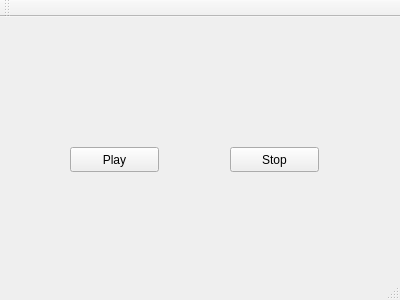
Above: MusicPlayer/frmmain.ui from smwolfskill/MusicPlayer before the change. Below: the same form after it.
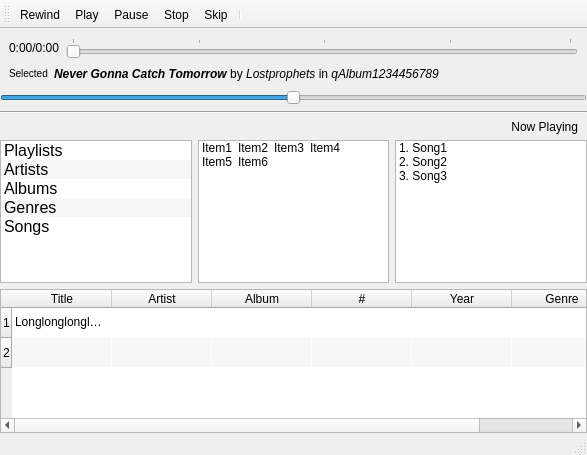
That is the form after the change. Icons and pictures are not drawn.

Commit message: UI basics done. Need contextmenu implement + playlist editing

```diff
--- a/MusicPlayer/frmmain.ui
+++ b/MusicPlayer/frmmain.ui
@@ -6,40 +6,486 @@
    <rect>
     <x>0</x>
     <y>0</y>
-    <width>400</width>
-    <height>300</height>
+    <width>587</width>
+    <height>455</height>
    </rect>
   </property>
   <property name="windowTitle">
    <string>frmMain</string>
   </property>
   <widget class="QWidget" name="centralWidget">
-   <widget class="QPushButton" name="btnPlay">
-    <property name="geometry">
-     <rect>
-      <x>70</x>
-      <y>130</y>
-      <width>89</width>
-      <height>25</height>
-     </rect>
+   <property name="enabled">
+    <bool>true</bool>
+   </property>
+   <layout class="QVBoxLayout" name="vlFrmMain">
+    <property name="leftMargin">
+     <number>0</number>
     </property>
-    <property name="text">
-     <string>Play</string>
+    <property name="topMargin">
+     <number>0</number>
     </property>
-   </widget>
-   <widget class="QPushButton" name="btnStop">
-    <property name="geometry">
-     <rect>
-      <x>230</x>
-      <y>130</y>
-      <width>89</width>
-      <height>25</height>
-     </rect>
+    <property name="rightMargin">
+     <number>0</number>
     </property>
-    <property name="text">
-     <string>Stop</string>
+    <property name="bottomMargin">
+     <number>0</number>
     </property>
-   </widget>
+    <item>
+     <layout class="QHBoxLayout" name="hlPlayback">
+      <property name="leftMargin">
+       <number>9</number>
+      </property>
+      <property name="topMargin">
+       <number>9</number>
+      </property>
+      <property name="rightMargin">
+       <number>9</number>
+      </property>
+      <property name="bottomMargin">
+       <number>0</number>
+      </property>
+      <item>
+       <widget class="QLabel" name="lblPlaybackTime">
+        <property name="text">
+         <string>0:00/0:00</string>
+        </property>
+        <property name="textFormat">
+         <enum>Qt::AutoText</enum>
+        </property>
+        <property name="textInteractionFlags">
+         <set>Qt::NoTextInteraction</set>
+        </property>
+       </widget>
+      </item>
+      <item>
+       <widget class="QSlider" name="sliPlayback">
+        <property name="tracking">
+         <bool>true</bool>
+        </property>
+        <property name="orientation">
+         <enum>Qt::Horizontal</enum>
+        </property>
+        <property name="tickPosition">
+         <enum>QSlider::TicksAbove</enum>
+        </property>
+        <property name="tickInterval">
+         <number>25</number>
+        </property>
+       </widget>
+      </item>
+     </layout>
+    </item>
+    <item>
+     <layout class="QHBoxLayout" name="hlNowPlaying">
+      <property name="leftMargin">
+       <number>9</number>
+      </property>
+      <property name="topMargin">
+       <number>0</number>
+      </property>
+      <property name="rightMargin">
+       <number>9</number>
+      </property>
+      <item>
+       <widget class="QLabel" name="lblPlaybackStatus">
+        <property name="sizePolicy">
+         <sizepolicy hsizetype="Preferred" vsizetype="Preferred">
+          <horstretch>0</horstretch>
+          <verstretch>0</verstretch>
+         </sizepolicy>
+        </property>
+        <property name="minimumSize">
+         <size>
+          <width>0</width>
+          <height>20</height>
+         </size>
+        </property>
+        <property name="text">
+         <string>&lt;font size=&quot;2&quot;&gt;Selected&lt;/font&gt;</string>
+        </property>
+        <property name="alignment">
+         <set>Qt::AlignLeading|Qt::AlignLeft|Qt::AlignVCenter</set>
+        </property>
+       </widget>
+      </item>
+      <item>
+       <widget class="QLabel" name="lblNowPlaying">
+        <property name="sizePolicy">
+         <sizepolicy hsizetype="Expanding" vsizetype="Preferred">
+          <horstretch>0</horstretch>
+          <verstretch>0</verstretch>
+         </sizepolicy>
+        </property>
+        <property name="text">
+         <string>&lt;i&gt;&lt;b&gt;Never Gonna Catch Tomorrow&lt;/b&gt;&lt;/i&gt; by &lt;i&gt;Lostprophets&lt;/i&gt; in &lt;i&gt;qAlbum1234456789&lt;/i&gt;</string>
+        </property>
+        <property name="alignment">
+         <set>Qt::AlignLeading|Qt::AlignLeft|Qt::AlignVCenter</set>
+        </property>
+       </widget>
+      </item>
+     </layout>
+    </item>
+    <item>
+     <widget class="QSlider" name="sliVolume">
+      <property name="sizePolicy">
+       <sizepolicy hsizetype="Preferred" vsizetype="Fixed">
+        <horstretch>0</horstretch>
+        <verstretch>0</verstretch>
+       </sizepolicy>
+      </property>
+      <property name="toolTip">
+       <string>Volume (50)</string>
+      </property>
+      <property name="maximum">
+       <number>100</number>
+      </property>
+      <property name="value">
+       <number>50</number>
+      </property>
+      <property name="sliderPosition">
+       <number>50</number>
+      </property>
+      <property name="orientation">
+       <enum>Qt::Horizontal</enum>
+      </property>
+     </widget>
+    </item>
+    <item>
+     <widget class="Line" name="line">
+      <property name="orientation">
+       <enum>Qt::Horizontal</enum>
+      </property>
+     </widget>
+    </item>
+    <item>
+     <layout class="QHBoxLayout" name="hlMenuDesc">
+      <property name="leftMargin">
+       <number>9</number>
+      </property>
+      <property name="topMargin">
+       <number>0</number>
+      </property>
+      <property name="rightMargin">
+       <number>9</number>
+      </property>
+      <item>
+       <widget class="QLabel" name="lblCurrentPlaylist">
+        <property name="text">
+         <string>Now Playing</string>
+        </property>
+        <property name="alignment">
+         <set>Qt::AlignRight|Qt::AlignTrailing|Qt::AlignVCenter</set>
+        </property>
+       </widget>
+      </item>
+     </layout>
+    </item>
+    <item>
+     <layout class="QHBoxLayout" name="hlMenus">
+      <property name="topMargin">
+       <number>0</number>
+      </property>
+      <item>
+       <widget class="QListWidget" name="lstCategories">
+        <property name="sizePolicy">
+         <sizepolicy hsizetype="Minimum" vsizetype="Expanding">
+          <horstretch>0</horstretch>
+          <verstretch>0</verstretch>
+         </sizepolicy>
+        </property>
+        <property name="minimumSize">
+         <size>
+          <width>100</width>
+          <height>0</height>
+         </size>
+        </property>
+        <property name="font">
+         <font>
+          <pointsize>12</pointsize>
+          <weight>50</weight>
+          <italic>false</italic>
+          <bold>false</bold>
+         </font>
+        </property>
+        <property name="styleSheet">
+         <string notr="true">QListView {
+    //alternate-background-color: yellow;
+    show-decoration-selected: 1; /* make the selection span the entire width of the view */
+}</string>
+        </property>
+        <property name="frameShape">
+         <enum>QFrame::StyledPanel</enum>
+        </property>
+        <property name="frameShadow">
+         <enum>QFrame::Sunken</enum>
+        </property>
+        <property name="horizontalScrollBarPolicy">
+         <enum>Qt::ScrollBarAlwaysOff</enum>
+        </property>
+        <property name="autoScroll">
+         <bool>true</bool>
+        </property>
+        <property name="editTriggers">
+         <set>QAbstractItemView::NoEditTriggers</set>
+        </property>
+        <property name="alternatingRowColors">
+         <bool>true</bool>
+        </property>
+        <property name="layoutMode">
+         <enum>QListView::SinglePass</enum>
+        </property>
+        <property name="spacing">
+         <number>4</number>
+        </property>
+        <property name="viewMode">
+         <enum>QListView::ListMode</enum>
+        </property>
+        <property name="currentRow">
+         <number>-1</number>
+        </property>
+        <property name="sortingEnabled">
+         <bool>false</bool>
+        </property>
+        <item>
+         <property name="text">
+          <string>Playlists</string>
+         </property>
+        </item>
+        <item>
+         <property name="text">
+          <string>Artists</string>
+         </property>
+        </item>
+        <item>
+         <property name="text">
+          <string>Albums</string>
+         </property>
+        </item>
+        <item>
+         <property name="text">
+          <string>Genres</string>
+         </property>
+        </item>
+        <item>
+         <property name="text">
+          <string>Songs</string>
+         </property>
+        </item>
+       </widget>
+      </item>
+      <item>
+       <widget class="QListWidget" name="lstCategoryMembers">
+        <property name="contextMenuPolicy">
+         <enum>Qt::CustomContextMenu</enum>
+        </property>
+        <property name="autoFillBackground">
+         <bool>false</bool>
+        </property>
+        <property name="styleSheet">
+         <string notr="true"/>
+        </property>
+        <property name="horizontalScrollBarPolicy">
+         <enum>Qt::ScrollBarAlwaysOff</enum>
+        </property>
+        <property name="sizeAdjustPolicy">
+         <enum>QAbstractScrollArea::AdjustIgnored</enum>
+        </property>
+        <property name="editTriggers">
+         <set>QAbstractItemView::NoEditTriggers</set>
+        </property>
+        <property name="alternatingRowColors">
+         <bool>false</bool>
+        </property>
+        <property name="resizeMode">
+         <enum>QListView::Adjust</enum>
+        </property>
+        <property name="layoutMode">
+         <enum>QListView::SinglePass</enum>
+        </property>
+        <property name="spacing">
+         <number>10</number>
+        </property>
+        <property name="viewMode">
+         <enum>QListView::IconMode</enum>
+        </property>
+        <property name="uniformItemSizes">
+         <bool>false</bool>
+        </property>
+        <property name="currentRow">
+         <number>-1</number>
+        </property>
+        <item>
+         <property name="text">
+          <string>Item1</string>
+         </property>
+        </item>
+        <item>
+         <property name="text">
+          <string>Item2</string>
+         </property>
+        </item>
+        <item>
+         <property name="text">
+          <string>Item3</string>
+         </property>
+        </item>
+        <item>
+         <property name="text">
+          <string>Item4</string>
+         </property>
+        </item>
+        <item>
+         <property name="text">
+          <string>Item5</string>
+         </property>
+        </item>
+        <item>
+         <property name="text">
+          <string>Item6</string>
+         </property>
+        </item>
+       </widget>
+      </item>
+      <item>
+       <widget class="QListWidget" name="lstCurrentPlaylist">
+        <property name="sizePolicy">
+         <sizepolicy hsizetype="Fixed" vsizetype="Expanding">
+          <horstretch>0</horstretch>
+          <verstretch>0</verstretch>
+         </sizepolicy>
+        </property>
+        <property name="minimumSize">
+         <size>
+          <width>100</width>
+          <height>0</height>
+         </size>
+        </property>
+        <property name="contextMenuPolicy">
+         <enum>Qt::CustomContextMenu</enum>
+        </property>
+        <property name="editTriggers">
+         <set>QAbstractItemView::NoEditTriggers</set>
+        </property>
+        <property name="alternatingRowColors">
+         <bool>false</bool>
+        </property>
+        <property name="spacing">
+         <number>4</number>
+        </property>
+        <item>
+         <property name="text">
+          <string>1. Song1</string>
+         </property>
+        </item>
+        <item>
+         <property name="text">
+          <string>2. Song2</string>
+         </property>
+        </item>
+        <item>
+         <property name="text">
+          <string>3. Song3</string>
+         </property>
+        </item>
+       </widget>
+      </item>
+     </layout>
+    </item>
+    <item>
+     <widget class="QTableWidget" name="tblSongs">
+      <property name="contextMenuPolicy">
+       <enum>Qt::CustomContextMenu</enum>
+      </property>
+      <property name="editTriggers">
+       <set>QAbstractItemView::NoEditTriggers</set>
+      </property>
+      <property name="alternatingRowColors">
+       <bool>true</bool>
+      </property>
+      <property name="selectionBehavior">
+       <enum>QAbstractItemView::SelectRows</enum>
+      </property>
+      <property name="gridStyle">
+       <enum>Qt::NoPen</enum>
+      </property>
+      <property name="cornerButtonEnabled">
+       <bool>false</bool>
+      </property>
+      <attribute name="horizontalHeaderCascadingSectionResizes">
+       <bool>true</bool>
+      </attribute>
+      <attribute name="horizontalHeaderDefaultSectionSize">
+       <number>100</number>
+      </attribute>
+      <attribute name="horizontalHeaderMinimumSectionSize">
+       <number>40</number>
+      </attribute>
+      <attribute name="horizontalHeaderStretchLastSection">
+       <bool>true</bool>
+      </attribute>
+      <attribute name="verticalHeaderCascadingSectionResizes">
+       <bool>true</bool>
+      </attribute>
+      <attribute name="verticalHeaderHighlightSections">
+       <bool>false</bool>
+      </attribute>
+      <attribute name="verticalHeaderStretchLastSection">
+       <bool>false</bool>
+      </attribute>
+      <row>
+       <property name="text">
+        <string>1</string>
+       </property>
+      </row>
+      <row>
+       <property name="text">
+        <string>2</string>
+       </property>
+      </row>
+      <column>
+       <property name="text">
+        <string>Title</string>
+       </property>
+      </column>
+      <column>
+       <property name="text">
+        <string>Artist</string>
+       </property>
+      </column>
+      <column>
+       <property name="text">
+        <string>Album</string>
+       </property>
+      </column>
+      <column>
+       <property name="text">
+        <string>#</string>
+       </property>
+      </column>
+      <column>
+       <property name="text">
+        <string>Year</string>
+       </property>
+      </column>
+      <column>
+       <property name="text">
+        <string>Genre</string>
+       </property>
+      </column>
+      <item row="0" column="0">
+       <property name="text">
+        <string>Longlonglonglonglongname</string>
+       </property>
+      </item>
+      <item row="0" column="3">
+       <property name="text">
+        <string/>
+       </property>
+      </item>
+     </widget>
+    </item>
+   </layout>
   </widget>
   <widget class="QMenuBar" name="menuBar">
    <property name="geometry">
@@ -58,8 +504,85 @@
    <attribute name="toolBarBreak">
     <bool>false</bool>
    </attribute>
+   <addaction name="actionRewind"/>
+   <addaction name="actionPlay"/>
+   <addaction name="actionPause"/>
+   <addaction name="actionStop"/>
+   <addaction name="actionSkip"/>
+   <addaction name="separator"/>
   </widget>
   <widget class="QStatusBar" name="statusBar"/>
+  <action name="actionPlay">
+   <property name="icon">
+    <iconset>
+     <normalon>:/images/resources/play.png</normalon>
+    </iconset>
+   </property>
+   <property name="text">
+    <string>Play</string>
+   </property>
+   <property name="iconText">
+    <string>Play</string>
+   </property>
+   <property name="toolTip">
+    <string>Play</string>
+   </property>
+  </action>
+  <action name="actionStop">
+   <property name="icon">
+    <iconset>
+     <normalon>:/images/resources/stop.png</normalon>
+    </iconset>
+   </property>
+   <property name="text">
+    <string>Stop</string>
+   </property>
+   <property name="toolTip">
+    <string>Stop</string>
+   </property>
+   <property name="shortcut">
+    <string>Ctrl+S</string>
+   </property>
+  </action>
+  <action name="actionPause">
+   <property name="icon">
+    <iconset>
+     <normalon>:/images/resources/pause.png</normalon>
+    </iconset>
+   </property>
+   <property name="text">
+    <string>Pause</string>
+   </property>
+   <property name="toolTip">
+    <string>Pause</string>
+   </property>
+  </action>
+  <action name="actionSkip">
+   <property name="icon">
+    <iconset>
+     <normalon>:/images/resources/skip.png</normalon>
+    </iconset>
+   </property>
+   <property name="text">
+    <string>Skip</string>
+   </property>
+   <property name="toolTip">
+    <string>Skip</string>
+   </property>
+  </action>
+  <action name="actionRewind">
+   <property name="icon">
+    <iconset>
+     <normalon>:/images/resources/rewind.png</normalon>
+    </iconset>
+   </property>
+   <property name="text">
+    <string>Rewind</string>
+   </property>
+   <property name="toolTip">
+    <string>Rewind</string>
+   </property>
+  </action>
  </widget>
  <layoutdefault spacing="6" margin="11"/>
  <resources/>
```
Left out of the diff: 36 changed lines with no effect on the pictures. The commit also changes 26 other files.
